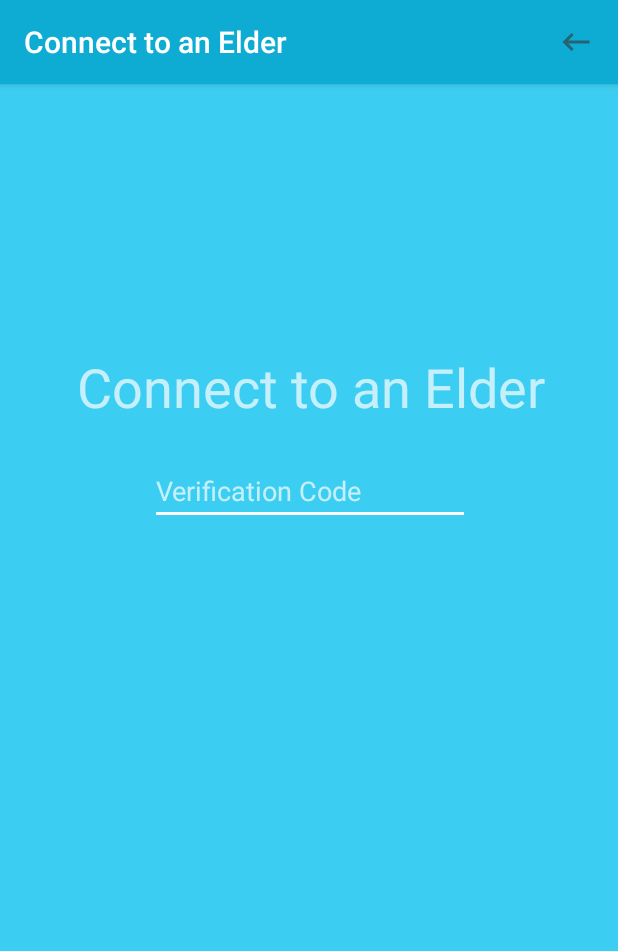
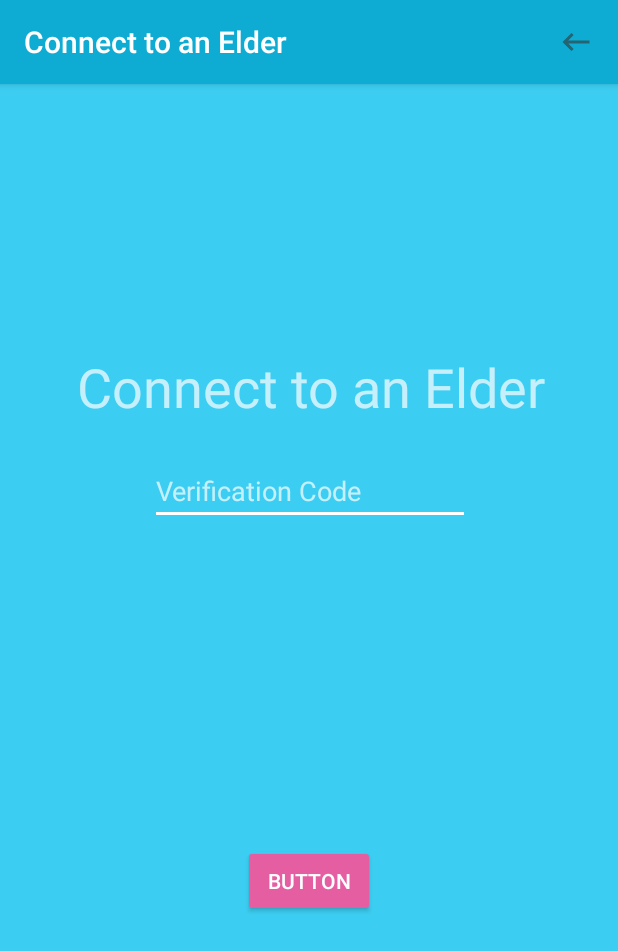
Before and after one commit to naufik/COMP30022-WFIO-app, an Android app: the CarerConnect screen opened directly, with no data from a screen before it, on a phone screen of 412 x 824 dp. Shown: the top 951 px of the screen. Run offline under Robolectric (Android 15) with nearby library versions, the phone set to English and light mode, and no system bars; our stand-ins replace Volley; network calls fail; 1 statement that could not run was skipped.

Commit message:
removed auto login button in carer connect fixed

```diff
--- a/app/src/main/java/com/navigation/wfio_dlyw/navigation/LogIn.java
+++ b/app/src/main/java/com/navigation/wfio_dlyw/navigation/LogIn.java
@@ -23,7 +23,7 @@ public class LogIn extends AppCompatActivity {
         super.onCreate(savedInstanceState);
         Requester req = Requester.getInstance(this);
         Token token = Token.getInstance();
-        if (token.getValue() != null) {
+        /*if (token.getValue() != null) {
             if (token.getType().equals("ELDER")) {
                 Intent startIntent = new Intent(getApplicationContext(), ElderHome.class);
                 startActivity(startIntent);
@@ -32,7 +32,7 @@ public class LogIn extends AppCompatActivity {
                 Intent startIntent = new Intent(getApplicationContext(), CarerHome.class);
                 startActivity(startIntent);
             }
-        }
+        }*/
 
         setContentView(R.layout.activity_log_in);
         EditText username = (EditText) findViewById(R.id.username);
--- a/app/src/main/res/layout/activity_carer_connect.xml
+++ b/app/src/main/res/layout/activity_carer_connect.xml
@@ -58,7 +58,13 @@
         android:id="@+id/link"
         android:layout_width="wrap_content"
         android:layout_height="wrap_content"
+        android:layout_marginBottom="8dp"
+        android:layout_marginEnd="8dp"
+        android:layout_marginStart="8dp"
+        android:layout_marginTop="8dp"
         android:text="Button"
-        tools:layout_editor_absoluteX="161dp"
-        tools:layout_editor_absoluteY="428dp" />
+        app:layout_constraintBottom_toBottomOf="parent"
+        app:layout_constraintEnd_toEndOf="parent"
+        app:layout_constraintStart_toStartOf="parent"
+        app:layout_constraintTop_toBottomOf="@+id/verificationCodeCC" />
 </android.support.constraint.ConstraintLayout>
```
